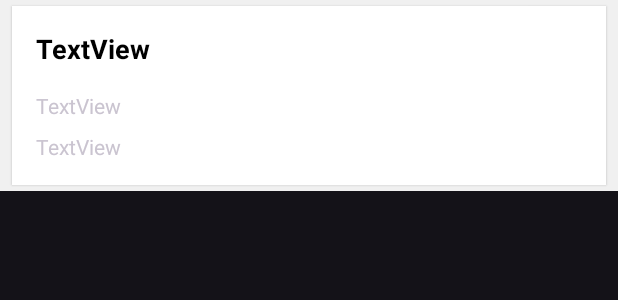
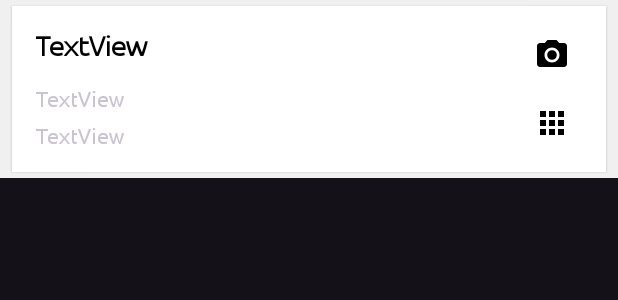
Before and after one commit to shubham0204/OCMS, an Android app: the layout student_stats_item_layout.xml on its own in the app's theme, with its tools: preview values and no code run, on a phone screen of 412 x 824 dp. Shown: the top 300 px of the screen. Run offline under Robolectric (Android 15) with nearby library versions, the phone set to English and light mode, and no system bars.

Commit message:
Fixed bugs and added attendance report

```diff
--- a/app/src/main/java/com/shubham0204/ocmsdashboard/StudentStats.kt
+++ b/app/src/main/java/com/shubham0204/ocmsdashboard/StudentStats.kt
@@ -2,6 +2,7 @@
 
 import com.google.firebase.database.DataSnapshot
 
+// The class that holds statistics for each student
 class StudentStats {
 
     companion object {
--- /dev/null
+++ b/app/src/main/res/drawable/attendance_report_icon.xml
@@ -0,0 +1,5 @@
+<vector android:height="24dp" android:tint="#000000"
+    android:viewportHeight="24" android:viewportWidth="24"
+    android:width="24dp" xmlns:android="http://schemas.android.com/apk/res/android">
+    <path android:fillColor="@android:color/white" android:pathData="M12,12c2.21,0 4,-1.79 4,-4s-1.79,-4 -4,-4 -4,1.79 -4,4 1.79,4 4,4zM12,14c-2.67,0 -8,1.34 -8,4v2h16v-2c0,-2.66 -5.33,-4 -8,-4z"/>
+</vector>
--- /dev/null
+++ b/app/src/main/res/drawable/camera_icon_24_dark.xml
@@ -0,0 +1,6 @@
+<vector android:height="24dp" android:tint="#000000"
+    android:viewportHeight="24" android:viewportWidth="24"
+    android:width="24dp" xmlns:android="http://schemas.android.com/apk/res/android">
+    <path android:fillColor="@android:color/white" android:pathData="M12,12m-3.2,0a3.2,3.2 0,1 1,6.4 0a3.2,3.2 0,1 1,-6.4 0"/>
+    <path android:fillColor="@android:color/white" android:pathData="M9,2L7.17,4L4,4c-1.1,0 -2,0.9 -2,2v12c0,1.1 0.9,2 2,2h16c1.1,0 2,-0.9 2,-2L22,6c0,-1.1 -0.9,-2 -2,-2h-3.17L15,2L9,2zM12,17c-2.76,0 -5,-2.24 -5,-5s2.24,-5 5,-5 5,2.24 5,5 -2.24,5 -5,5z"/>
+</vector>
--- /dev/null
+++ b/app/src/main/res/drawable/usage_access_24_dark.xml
@@ -0,0 +1,5 @@
+<vector android:height="24dp" android:tint="#000000"
+    android:viewportHeight="24" android:viewportWidth="24"
+    android:width="24dp" xmlns:android="http://schemas.android.com/apk/res/android">
+    <path android:fillColor="@android:color/white" android:pathData="M4,8h4L8,4L4,4v4zM10,20h4v-4h-4v4zM4,20h4v-4L4,16v4zM4,14h4v-4L4,10v4zM10,14h4v-4h-4v4zM16,4v4h4L20,4h-4zM10,8h4L14,4h-4v4zM16,14h4v-4h-4v4zM16,20h4v-4h-4v4z"/>
+</vector>
--- a/app/src/main/res/layout/student_stats_item_layout.xml
+++ b/app/src/main/res/layout/student_stats_item_layout.xml
@@ -12,16 +12,16 @@
         android:layout_height="match_parent"
         android:layout_marginStart="8dp"
         android:layout_marginTop="4dp"
-        android:clickable="true"
         android:layout_marginEnd="8dp"
         android:layout_marginBottom="4dp"
         android:background="@color/white"
+        android:clickable="true"
         android:elevation="1dp"
+        android:focusable="true"
         app:layout_constraintBottom_toBottomOf="parent"
         app:layout_constraintEnd_toEndOf="parent"
         app:layout_constraintStart_toStartOf="parent"
-        app:layout_constraintTop_toTopOf="parent"
-        android:focusable="true">
+        app:layout_constraintTop_toTopOf="parent">
 
         <TextView
             android:id="@+id/student_stats_name"
@@ -29,12 +29,12 @@
             android:layout_height="wrap_content"
             android:layout_marginStart="16dp"
             android:layout_marginTop="16dp"
-            android:layout_marginEnd="16dp"
+            android:layout_marginEnd="24dp"
             android:text="TextView"
             android:textColor="@color/black"
             android:textSize="18sp"
             android:textStyle="bold"
-            app:layout_constraintEnd_toEndOf="parent"
+            app:layout_constraintEnd_toStartOf="@+id/student_stats_camera_status"
             app:layout_constraintStart_toStartOf="parent"
             app:layout_constraintTop_toTopOf="parent" />
 
@@ -44,9 +44,9 @@
             android:layout_height="wrap_content"
             android:layout_marginStart="16dp"
             android:layout_marginTop="16dp"
-            android:layout_marginEnd="16dp"
+            android:layout_marginEnd="24dp"
             android:text="TextView"
-            app:layout_constraintEnd_toEndOf="parent"
+            app:layout_constraintEnd_toStartOf="@+id/student_stats_camera_status"
             app:layout_constraintStart_toStartOf="parent"
             app:layout_constraintTop_toBottomOf="@+id/student_stats_name" />
 
@@ -56,13 +56,32 @@
             android:layout_height="wrap_content"
             android:layout_marginStart="16dp"
             android:layout_marginTop="8dp"
-            android:layout_marginEnd="16dp"
             android:layout_marginBottom="16dp"
             android:text="TextView"
             app:layout_constraintBottom_toBottomOf="parent"
-            app:layout_constraintEnd_toEndOf="parent"
+            app:layout_constraintEnd_toEndOf="@+id/student_stats_app_on_screen"
             app:layout_constraintStart_toStartOf="parent"
             app:layout_constraintTop_toBottomOf="@+id/student_stats_app_on_screen" />
+
+        <ImageView
+            android:id="@+id/student_stats_camera_status"
+            android:layout_width="wrap_content"
+            android:layout_height="wrap_content"
+            android:layout_marginEnd="24dp"
+            app:layout_constraintBottom_toTopOf="@+id/student_stats_usage_access_status"
+            app:layout_constraintEnd_toEndOf="parent"
+            app:layout_constraintTop_toTopOf="parent"
+            app:srcCompat="@drawable/camera_icon_24_dark" />
+
+        <ImageView
+            android:id="@+id/student_stats_usage_access_status"
+            android:layout_width="wrap_content"
+            android:layout_height="wrap_content"
+            android:layout_marginEnd="24dp"
+            app:layout_constraintBottom_toBottomOf="parent"
+            app:layout_constraintEnd_toEndOf="parent"
+            app:layout_constraintTop_toBottomOf="@+id/student_stats_camera_status"
+            app:srcCompat="@drawable/usage_access_24_dark" />
 
 
     </androidx.constraintlayout.widget.ConstraintLayout>
--- a/app/src/main/res/values/themes.xml
+++ b/app/src/main/res/values/themes.xml
@@ -12,5 +12,6 @@
         <!-- Status bar color. -->
         <item name="android:statusBarColor" tools:targetApi="l">?attr/colorPrimaryVariant</item>
         <!-- Customize your theme here. -->
+        <item name="fontFamily">@font/ubuntu_regular</item>
     </style>
 </resources>
```
Also changed, not shown: app/src/main/java/com/shubham0204/ocmsdashboard/MainActivity.kt (+22 -3 lines), app/src/main/java/com/shubham0204/ocmsdashboard/StudentStatsAdapter.kt (+85 -15 lines), app/src/main/res/layout/activity_main.xml (+11 -0 lines), app/src/main/res/font/ubuntu_regular.ttf (added).
